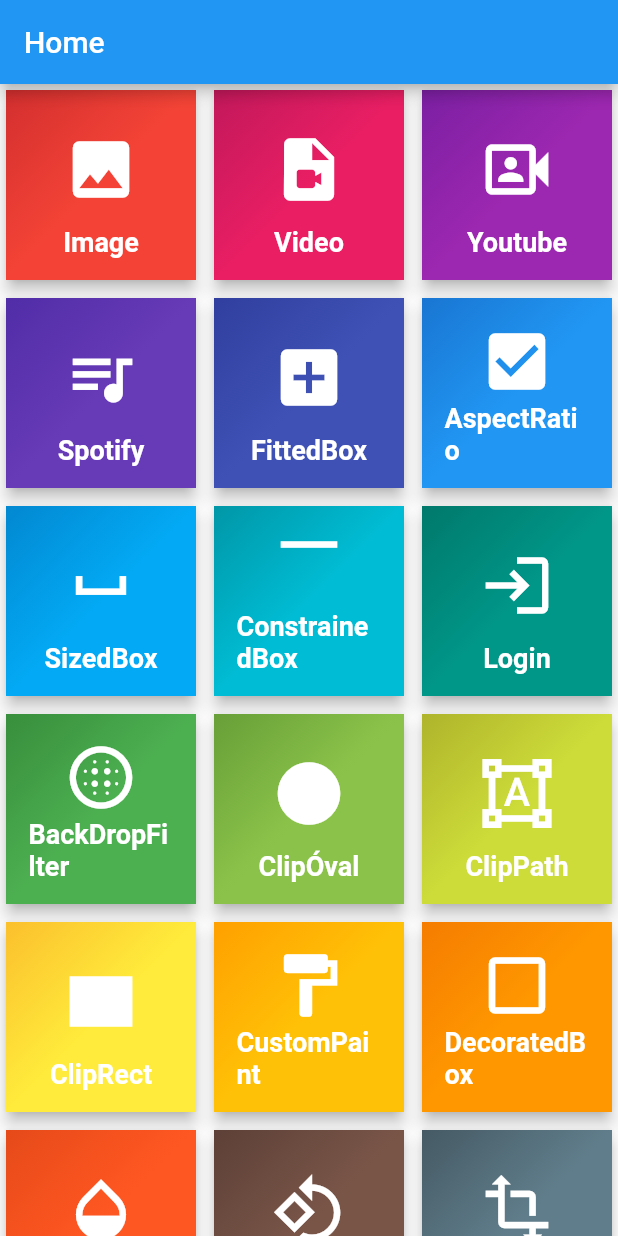
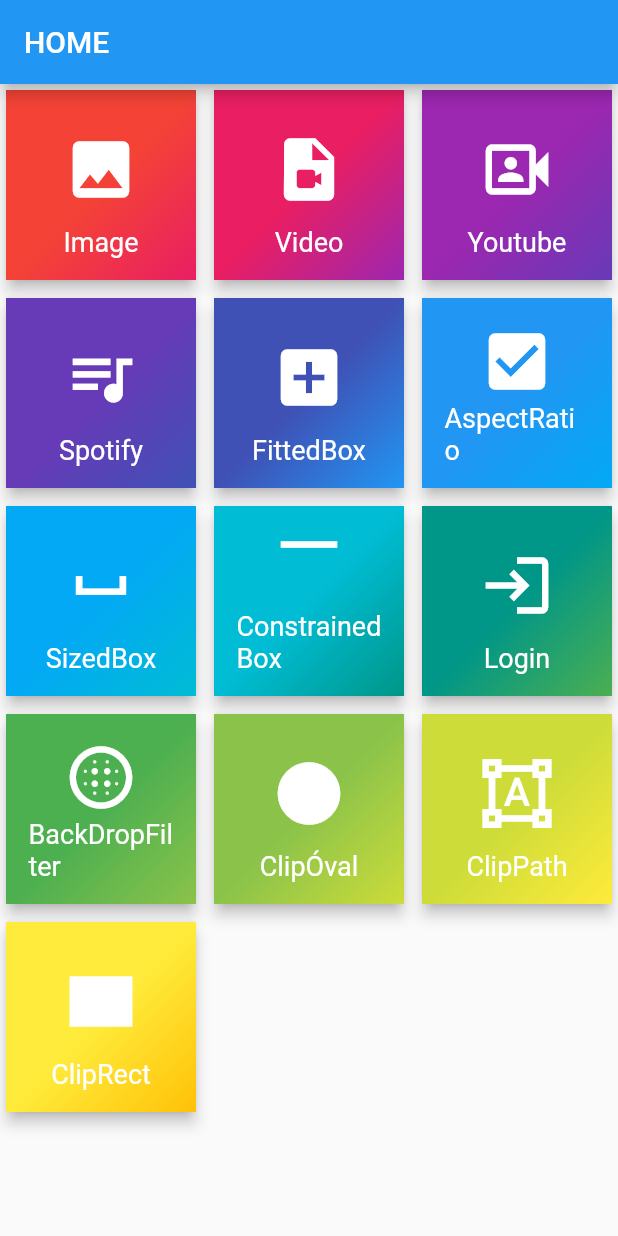
Before and after one commit to hussruss/APPM_CLASS, a Flutter app: the screen it shows after launch, on a phone screen of 412 x 824 dp. Run offline on Flutter 3.47's test engine with Material 2 defaults, Android fonts, the phone set to English and light mode, and no system bars; our stand-ins replace audioplayers, flutter_svg, smooth_page_indicator, video_player.

Commit message:
primer commit

```diff
--- a/lib/main.dart
+++ b/lib/main.dart
@@ -1,29 +1,16 @@
-import 'dart:math';
-
 import 'package:flutter/material.dart';
-import 'package:m1_s4/pages/detalle_page.dart';
-import 'package:m1_s4/pages/welcome_page.dart';
 import 'package:m1_s4/widgets/apectRatio.dart';
 import 'package:m1_s4/widgets/backdropFilter.dart';
 import 'package:m1_s4/widgets/clipOval.dart';
 import 'package:m1_s4/widgets/clipPath.dart';
 import 'package:m1_s4/widgets/clipRect.dart';
 import 'package:m1_s4/widgets/constranedBox.dart';
-import 'package:m1_s4/widgets/cupertino.dart';
-import 'package:m1_s4/widgets/customPaint.dart';
-import 'package:m1_s4/widgets/decoratedBox.dart';
-import 'package:m1_s4/widgets/formulario_simple.dart';
 import 'package:m1_s4/widgets/images.dart';
 import 'package:m1_s4/widgets/login.dart';
-import 'package:m1_s4/widgets/opacity.dart';
-import 'package:m1_s4/widgets/rotatedBox.dart';
 import 'package:m1_s4/widgets/sixedBox.dart';
 import 'package:m1_s4/widgets/spotify.dart';
-import 'package:m1_s4/widgets/targetPlatform.dart';
-import 'package:m1_s4/widgets/transform.dart';
 import 'package:m1_s4/widgets/video.dart';
 import 'package:m1_s4/widgets/youtube.dart';
-import 'package:m1_s4/youtube/main.dart';
 
 import 'widgets/fittedBox.dart';
 
@@ -38,8 +25,7 @@
   Widget build(BuildContext context) {
     const hola = '';
     return MaterialApp(
-      title: 'Brayan',
-      debugShowCheckedModeBanner: false,
+      title: 'Material App',
       initialRoute: '/',
       routes: {
         '/': (context) => const Home(),
@@ -56,17 +42,6 @@
         '/clipOval': (context) => const ClipOvalWidget(),
         '/clipPath': (context) => const ClipPathWidget(),
         '/clipRect': (context) => const ClipRectWidget(),
-        '/customPaint': (context) => const CustomPaintWidget(),
-        '/decoratedBox': (context) => const DecoratedBoxWidget(),
-        '/opacity': (context) => const OpacityWidget(),
-        '/rotatedBox': (context) => const RotatedWidget(),
-        '/transform': (context) => const TransformWidget(),
-        '/detailPage': (context) => DetallePage(),
-        '/welcomePage': (context) => WelcomePage(),
-        '/youtubeApp': (context) => YoutubeApp(),
-        '/cupertinoDemo': (context) => CupertinoDemo(),
-        '/targetPlatform': (context) => TargetPlatformDemo(),
-        '/formularioSimple': (context) => FormularioSimple(),
       },
       // theme: ThemeData.dark().copyWith(
       //     appBarTheme: AppBarTheme(color: Colors.red),
@@ -88,7 +63,7 @@
   Widget build(BuildContext context) {
     return Scaffold(
       appBar: AppBar(
-        title: Text('Home'),
+        title: const Text('HOME'),
       ),
       body: GridView.builder(
         itemCount: itemList.length,
@@ -109,15 +84,13 @@
       child: Card(
         elevation: 4,
         child: Container(
-          padding: EdgeInsets.all(15),
+          padding: const EdgeInsets.all(15),
           decoration: BoxDecoration(
             gradient: LinearGradient(
               colors: [
-                Colors.primaries[index % Colors.primaries.length].shade700,
+                Colors.primaries[index % Colors.primaries.length],
                 Colors.primaries[index % Colors.primaries.length].shade500,
-                Colors.primaries[Colors.primaries.length == index
-                    ? index % Colors.primaries.length
-                    : index % Colors.primaries.length],
+                Colors.primaries[index + 1 % Colors.primaries.length],
               ],
               begin: Alignment.topLeft,
               end: Alignment.bottomRight,
@@ -132,10 +105,7 @@
             )),
             Text(
               itemList[index].title,
-              style: TextStyle(
-                  fontSize: 18,
-                  color: Colors.white,
-                  fontWeight: FontWeight.bold),
+              style: TextStyle(fontSize: 18, color: Colors.white),
             )
           ]),
         ),
@@ -158,18 +128,6 @@
   ButtonIconItem('ClipÓval', Icons.circle, '/clipOval'),
   ButtonIconItem('ClipPath', Icons.format_shapes, '/clipPath'),
   ButtonIconItem('ClipRect', Icons.rectangle, '/clipRect'),
-  ButtonIconItem('CustomPaint', Icons.format_paint, '/customPaint'),
-  ButtonIconItem(
-      'DecoratedBox', Icons.check_box_outline_blank, '/decoratedBox'),
-  ButtonIconItem('Opacity', Icons.opacity, '/opacity'),
-  ButtonIconItem('RotatedBox', Icons.rotate_90_degrees_ccw, '/rotatedBox'),
-  ButtonIconItem('Transform', Icons.transform, '/transform'),
-  ButtonIconItem('Youtube App', Icons.youtube_searched_for, '/youtubeApp'),
-  ButtonIconItem('Welcome Page', Icons.rocket, '/welcomePage'),
-  ButtonIconItem('Detail Page', Icons.details, '/detailPage'),
-  ButtonIconItem('Cupertino', Icons.apple, '/cupertinoDemo'),
-  ButtonIconItem('Target Platform', Icons.web, '/targetPlatform'),
-  ButtonIconItem('Formulario Simple', Icons.text_format, '/formularioSimple'),
 ];
 
 class ButtonIconItem {
```
Also changed, not shown: pubspec.yaml (+11 -10 lines), pubspec.lock.
